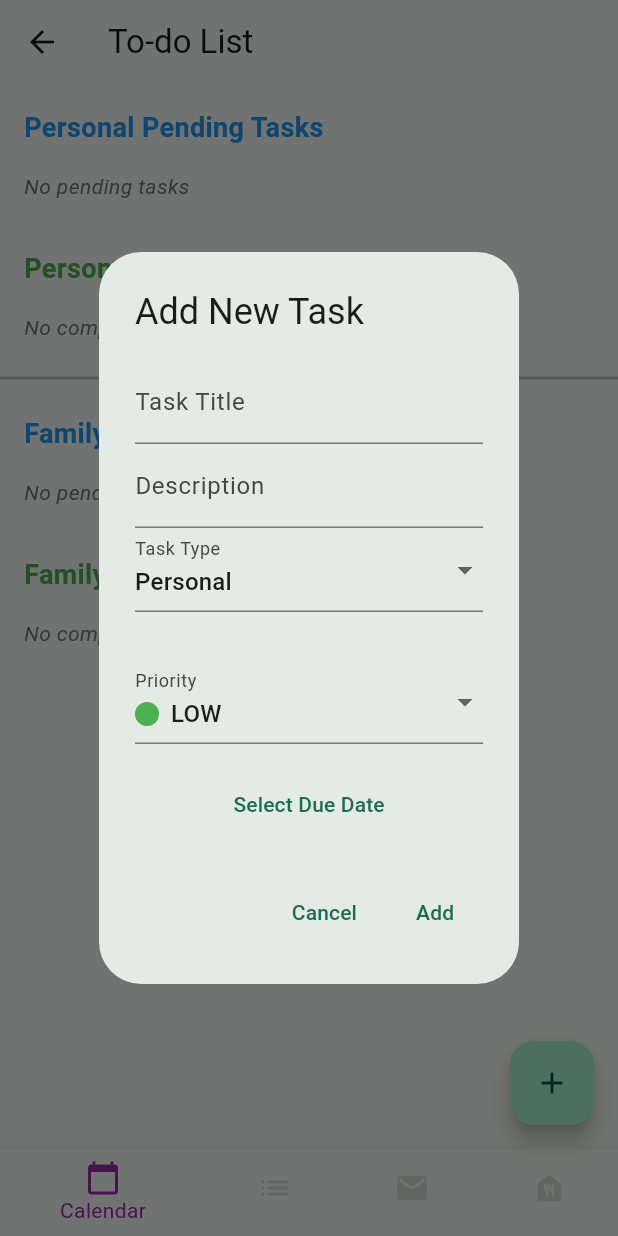
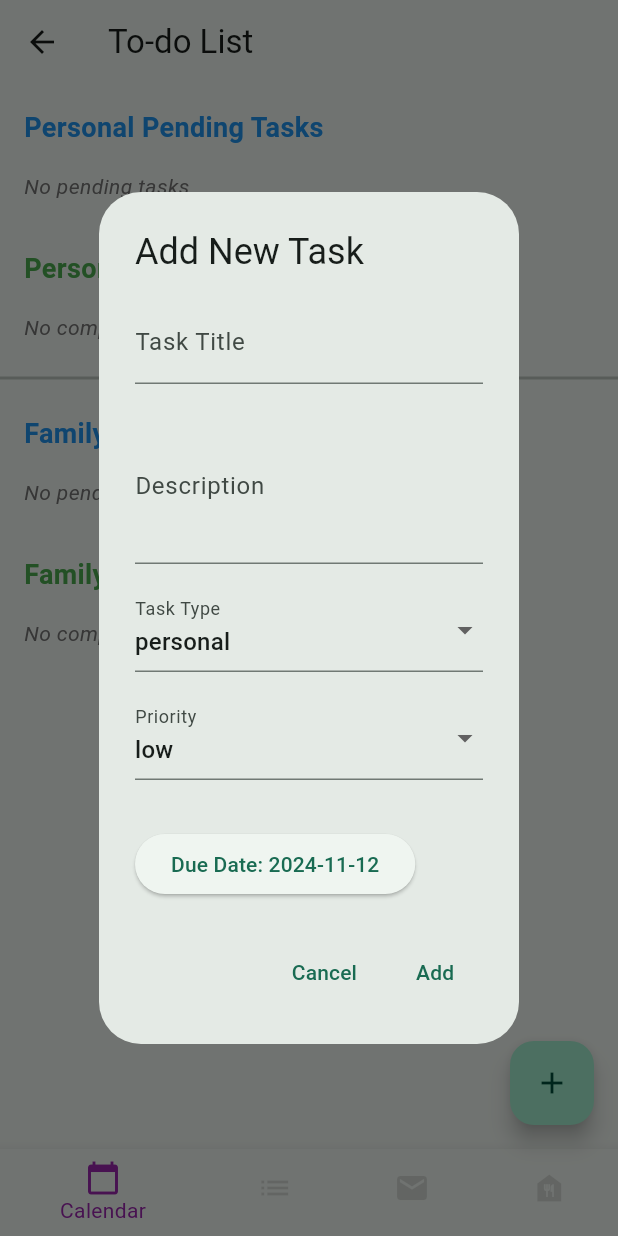
Before and after one commit to jyc568/zen-assist-app, a Flutter app: the ToDoListScreen screen opened directly, item 2 of the bottom bar chosen, after a tap on the "add" icon, on a phone screen of 412 x 824 dp. Run offline on Flutter 3.47's test engine with Material 3 defaults, Android fonts, the phone set to English and light mode, and no system bars; our stand-ins replace cloud_firestore, firebase_auth, firebase_core, table_calendar; accounts and stored records are empty.

```diff
--- a/lib/managers/family_management.dart
+++ b/lib/managers/family_management.dart
@@ -1,7 +1,6 @@
 // family_management.dart
 import 'package:flutter/material.dart';
 import 'package:cloud_firestore/cloud_firestore.dart';
-import 'package:firebase_auth/firebase_auth.dart';
 
 class FamilyManagement extends StatefulWidget {
   final String familyId;
--- a/lib/screens/create_account_page.dart
+++ b/lib/screens/create_account_page.dart
@@ -22,7 +22,7 @@ class _CreateAccountPageState extends State<CreateAccountPage> {
 
   String? _familyId;
   String _accountType = 'user'; // Default to 'Regular User'
-  bool _isCreatingFamily = false;
+  //bool _isCreatingFamily = false;
 
   // Method to handle family ID input dialog
   void _showFamilyIdDialog() {
--- a/lib/screens/todo_list_screen.dart
+++ b/lib/screens/todo_list_screen.dart
@@ -7,9 +7,7 @@ import 'package:zen_assist/models/task.dart';
 import 'package:cloud_firestore/cloud_firestore.dart';
 import 'package:firebase_auth/firebase_auth.dart';
 import 'package:zen_assist/widgets/bottom_nav_bar.dart';
-
-//Family Shared Account functions seem to work for now, members can be invited and removed, and they can see their family tasks
-//Family Shared Account creators should be able to create more specific family tasks, where only certain family members can complete them
+import 'package:zen_assist/screens/task_detail_view_screen.dart'; // Updated import for new screen
 
 class ToDoListScreen extends StatefulWidget {
   const ToDoListScreen({super.key});
@@ -27,6 +25,7 @@ class _ToDoListScreenState extends State<ToDoListScreen> {
   bool isCreator = false;
   bool _isLoading = true;
   final String _selectedPriority = 'low';
+  List<Map<String, dynamic>> familyMembers = [];
 
   @override
   void initState() {
@@ -45,6 +44,25 @@ class _ToDoListScreenState extends State<ToDoListScreen> {
             familyId = userData.data()?['familyId'];
             isCreator = userData.data()?['role'] == 'creator';
           });
+
+          // Load family members if user has a family
+          if (familyId != null) {
+            final familySnapshot = await _firestore
+                .collection('users')
+                .where('familyId', isEqualTo: familyId)
+                .where('role', isNotEqualTo: 'creator') // Exclude creators
+                .get();
+
+            setState(() {
+              familyMembers = familySnapshot.docs
+                  .map((doc) => {
+                        'id': doc.id,
+                        'name': doc.data()['name'] ?? 'Unknown',
+                        'email': doc.data()['email'] ?? 'No email'
+                      })
+                  .toList();
+            });
+          }
         }
         _setupStreams();
         setState(() {
@@ -93,6 +111,8 @@ class _ToDoListScreenState extends State<ToDoListScreen> {
       familyId: data['familyId'],
       taskType: data['taskType'],
       priority: data['priority'] ?? 'low',
+      assignedTo: data['assignedTo'],
+      description: data['description'],
     );
   }
 
@@ -107,9 +127,7 @@ class _ToDoListScreenState extends State<ToDoListScreen> {
     try {
       final user = _auth.currentUser;
       if (user != null) {
-        // Check if the task is a family task
         if (taskType == 'family') {
-          // Only allow creators to create family tasks
           if (!isCreator) {
             ScaffoldMessenger.of(context).showSnackBar(
               const SnackBar(
@@ -118,8 +136,6 @@ class _ToDoListScreenState extends State<ToDoListScreen> {
             );
             return;
           }
-
-          // If it's a family task, ensure the familyId is not null
           if (familyId == null) {
             ScaffoldMessenger.of(context).showSnackBar(
               const SnackBar(
@@ -129,37 +145,44 @@ class _ToDoListScreenState extends State<ToDoListScreen> {
             return;
           }
 
-          // If assignedTo is null, create one task for the family with no specific assignment
-          if (assignedTo == null) {
+          if (assignedTo == 'all') {
+            // Create a task for each family member
+            for (var member in familyMembers) {
               await _firestore.collection('todoList').add({
                 'title': title,
                 'dueDate': Timestamp.fromDate(dueDate),
                 'isCompleted': false,
-              'userId': user.uid, // Keep creator as userId
+                'userId': member['id'], // Use ID for the database
                 'createdAt': FieldValue.serverTimestamp(),
-              'familyId': familyId, // Ensure familyId is set
+                'familyId': familyId,
                 'taskType': 'family',
+                'assignedTo': member['email'], // Store email for display
                 'priority': priority,
-              'assignedTo': null, // No member assigned
                 'description': description ?? '',
               });
+            }
           } else {
-            // If assignedTo is provided, create a task for a specific family member
+            // Find the user ID corresponding to the selected email
+            final memberData = familyMembers.firstWhere(
+              (member) => member['email'] == assignedTo,
+              orElse: () => {'id': '', 'email': assignedTo},
+            );
+
             await _firestore.collection('todoList').add({
               'title': title,
               'dueDate': Timestamp.fromDate(dueDate),
               'isCompleted': false,
-              'userId': assignedTo, // Assign task to the selected member
+              'userId': memberData['id'], // Use ID for the database
               'createdAt': FieldValue.serverTimestamp(),
-              'familyId': familyId, // Ensure familyId is set
+              'familyId': familyId,
               'taskType': 'family',
+              'assignedTo': assignedTo, // Store email for display
               'priority': priority,
-              'assignedTo': assignedTo, // Assign task to the selected member
               'description': description ?? '',
             });
           }
         } else {
-          // If it's a personal task, create as usual for the creator (no familyId)
+          // Personal task
           await _firestore.collection('todoList').add({
             'title': title,
             'dueDate': Timestamp.fromDate(dueDate),
@@ -168,7 +191,7 @@ class _ToDoListScreenState extends State<ToDoListScreen> {
             'createdAt': FieldValue.serverTimestamp(),
             'taskType': 'personal',
             'priority': priority,
-            'assignedTo': null, // Personal tasks don't have assigned members
+            'assignedTo': null,
             'description': description ?? '',
           });
         }
@@ -183,23 +206,29 @@ class _ToDoListScreenState extends State<ToDoListScreen> {
   void _showAddTaskDialog() {
     String newTaskTitle = '';
     DateTime selectedDate = DateTime.now();
-    String taskType = 'personal'; // Default task type
+    String taskType = 'personal';
     String priority = _selectedPriority;
-    String? assignedTo; // Store the selected family member's ID
+    String? assignedTo;
     String? description;
 
-    List<String> taskTypes = ['personal', 'family'];
+    // Only show family option if user has a familyId
+    List<String> taskTypes =
+        familyId != null ? ['personal', 'family'] : ['personal'];
+    List<String> priorities = ['low', 'medium', 'high'];
 
     showDialog(
       context: context,
       builder: (BuildContext context) {
+        return StatefulBuilder(
+          builder: (context, setState) {
+            bool showAssigneeDropdown = taskType == 'family' && isCreator;
+
             return AlertDialog(
               title: const Text('Add New Task'),
-          content: StatefulBuilder(
-            // StatefulBuilder to dynamically rebuild UI
-            builder: (context, setState) {
-              return Column(
+              content: SingleChildScrollView(
+                child: Column(
                   mainAxisSize: MainAxisSize.min,
+                  crossAxisAlignment: CrossAxisAlignment.start,
                   children: [
                     TextField(
                       onChanged: (value) {
@@ -209,6 +238,7 @@ class _ToDoListScreenState extends State<ToDoListScreen> {
                         labelText: 'Task Title',
                       ),
                     ),
+                    const SizedBox(height: 16),
                     TextField(
                       onChanged: (value) {
                         description = value;
@@ -216,122 +246,96 @@ class _ToDoListScreenState extends State<ToDoListScreen> {
                       decoration: const InputDecoration(
                         labelText: 'Description',
                       ),
+                      maxLines: 3,
                     ),
+                    const SizedBox(height: 16),
                     DropdownButtonFormField<String>(
                       value: taskType,
-                    items: taskTypes.map((String value) {
+                      decoration: const InputDecoration(
+                        labelText: 'Task Type',
+                      ),
+                      onChanged: (value) {
+                        setState(() {
+                          taskType = value!;
+                          // Reset assignedTo when switching task types
+                          if (taskType == 'personal') {
+                            assignedTo = null;
+                          }
+                        });
+                      },
+                      items: taskTypes.map((String type) {
                         return DropdownMenuItem<String>(
-                        value: value,
-                        child:
-                            Text(value[0].toUpperCase() + value.substring(1)),
+                          value: type,
+                          child: Text(type),
                         );
                       }).toList(),
-                    onChanged: (String? newValue) {
-                      setState(() {
-                        taskType = newValue!; // Update the taskType
-                      });
-                    },
-                    decoration: const InputDecoration(labelText: 'Task Type'),
                     ),
                     const SizedBox(height: 16),
-
-                  // Show family member dropdown if user is creator and task type is 'family'
-                  if (isCreator && taskType == 'family' && familyId != null)
-                    FutureBuilder<QuerySnapshot>(
-                      future: _firestore
-                          .collection('users')
-                          .where('familyId', isEqualTo: familyId)
-                          .get(),
-                      builder: (context, snapshot) {
-                        if (snapshot.connectionState ==
-                            ConnectionState.waiting) {
-                          return const CircularProgressIndicator();
-                        }
-
-                        if (snapshot.hasError) {
-                          return Text('Error: ${snapshot.error}');
-                        }
-
-                        // Filter out the creator from the family member list
-                        final familyMembers = snapshot.data!.docs
-                            .where((doc) =>
-                                doc['role'] != 'creator') // Exclude creator
-                            .map((doc) => {
-                                  'id': doc.id,
-                                  'email': doc['email'],
-                                })
-                            .toList();
-
-                        return DropdownButtonFormField<String>(
-                          value: assignedTo,
-                          decoration: const InputDecoration(
-                            labelText: 'Assign Task To',
-                          ),
-                          items: familyMembers.map((member) {
-                            return DropdownMenuItem<String>(
-                              value: member['id'],
-                              child: Text(member['email']),
-                            );
-                          }).toList(),
-                          onChanged: (value) {
-                            setState(() {
-                              assignedTo = value; // Set assigned member's ID
-                            });
-                          },
-                        );
-                      },
-                    ),
-                  const SizedBox(height: 16),
-
                     DropdownButtonFormField<String>(
                       value: priority,
                       decoration: const InputDecoration(
                         labelText: 'Priority',
                       ),
-                    items: TaskPriorityColors.priorityColors.keys
-                        .map((String key) {
-                      return DropdownMenuItem<String>(
-                        value: key,
-                        child: Row(
-                          children: [
-                            Container(
-                              width: 16,
-                              height: 16,
-                              decoration: BoxDecoration(
-                                color: TaskPriorityColors.getColor(key),
-                                shape: BoxShape.circle,
-                              ),
-                            ),
-                            const SizedBox(width: 8),
-                            Text(key.toUpperCase()),
-                          ],
-                        ),
-                      );
-                    }).toList(),
                       onChanged: (value) {
                         setState(() {
                           priority = value!;
                         });
                       },
+                      items: priorities.map((String p) {
+                        return DropdownMenuItem<String>(
+                          value: p,
+                          child: Text(p),
+                        );
+                      }).toList(),
                     ),
                     const SizedBox(height: 16),
-                  TextButton(
+                    if (showAssigneeDropdown && familyMembers.isNotEmpty)
+                      DropdownButtonFormField<String>(
+                        value: assignedTo,
+                        decoration: const InputDecoration(
+                          labelText: 'Assign To',
+                        ),
+                        hint: const Text('Select assignee'),
+                        onChanged: (value) {
+                          setState(() {
+                            assignedTo = value;
+                          });
+                        },
+                        items: [
+                          const DropdownMenuItem<String>(
+                            value: 'all',
+                            child: Text('All members'),
+                          ),
+                          ...familyMembers.map((member) {
+                            return DropdownMenuItem<String>(
+                              value:
+                                  member['email'], // Using email instead of ID
+                              child: Text(member['email']),
+                            );
+                          }).toList(),
+                        ],
+                      ),
+                    const SizedBox(height: 16),
+                    ElevatedButton(
                       onPressed: () async {
-                      final DateTime? picked = await showDatePicker(
+                        final picked = await showDatePicker(
                           context: context,
                           initialDate: selectedDate,
                           firstDate: DateTime.now(),
                           lastDate: DateTime(2025),
                         );
                         if (picked != null) {
+                          setState(() {
                             selectedDate = picked;
+                          });
                         }
                       },
-                    child: const Text('Select Due Date'),
+                      child: Text(
+                        'Due Date: ${selectedDate.toString().split(' ')[0]}',
+                      ),
                     ),
                   ],
-              );
-            },
+                ),
               ),
               actions: [
                 TextButton(
@@ -349,6 +353,8 @@ class _ToDoListScreenState extends State<ToDoListScreen> {
                   child: const Text('Add'),
                 ),
               ],
+            );
+          },
         );
       },
     );
@@ -423,6 +429,16 @@ class _ToDoListScreenState extends State<ToDoListScreen> {
               onDismissed: (direction) {
                 _deleteTask(task.id!);
               },
+              child: GestureDetector(
+                onTap: () {
+                  Navigator.push(
+                    context,
+                    MaterialPageRoute(
+                      builder: (context) => TaskDetailViewScreen(
+                          task: task), // Navigating to new screen
+                    ),
+                  );
+                },
                 child: TaskCard(
                   task: task,
                   onComplete: () =>
@@ -431,6 +447,7 @@ class _ToDoListScreenState extends State<ToDoListScreen> {
                       ? 'Assigned to: ${task.assignedTo != null ? task.assignedTo : "Unassigned"}'
                       : 'Personal Task',
                   priorityColor: TaskPriorityColors.getColor(task.priority),
+                ),
               ),
             );
           },
@@ -472,10 +489,7 @@ class _ToDoListScreenState extends State<ToDoListScreen> {
               child: Column(
                 crossAxisAlignment: CrossAxisAlignment.start,
                 children: [
-                  // Family Invites widget - show only if user is part of a family
                   if (familyId != null) FamilyInvites(),
-
-                  // Personal Tasks Section
                   StreamBuilder<QuerySnapshot>(
                     stream: _personalTasksStream,
                     builder: (context, snapshot) {
@@ -499,8 +513,6 @@ class _ToDoListScreenState extends State<ToDoListScreen> {
                       );
                     },
                   ),
-
-                  // Family Tasks Section - only show if user has a family
                   if (familyId != null && _familyTasksStream != null)
                     StreamBuilder<QuerySnapshot>(
                       stream: _familyTasksStream,
@@ -534,10 +546,8 @@ class _ToDoListScreenState extends State<ToDoListScreen> {
       floatingActionButton: Row(
         mainAxisSize: MainAxisSize.min,
         children: [
-          // Family Management button - show only if the user is a creator and has a family
           _buildFamilyManagementButton(),
           const SizedBox(width: 16),
-          // Add New Task button
           FloatingActionButton(
             heroTag: 'addTask',
             onPressed: _showAddTaskDialog,
--- a/lib/screens/weeklymealplanpage.dart
+++ b/lib/screens/weeklymealplanpage.dart
@@ -4,7 +4,6 @@ import 'package:firebase_auth/firebase_auth.dart';
 import 'package:intl/intl.dart';
 import 'package:zen_assist/widgets/bottom_nav_bar.dart';
 import 'package:table_calendar/table_calendar.dart';
-import 'package:collection/collection.dart';
 
 //WeeklyMealPlanPage could use some work, GEMINI API hasnt been added yet
 
--- a/lib/utils/task_priority_colors.dart
+++ b/lib/utils/task_priority_colors.dart
@@ -1,6 +1,4 @@
 import 'package:flutter/material.dart';
-import 'package:cloud_firestore/cloud_firestore.dart';
-import 'package:firebase_auth/firebase_auth.dart';
 
 // Define task priority colors as a constant map
 class TaskPriorityColors {
--- a/lib/widgets/sidebar.dart
+++ b/lib/widgets/sidebar.dart
@@ -3,7 +3,6 @@ import 'package:cloud_firestore/cloud_firestore.dart';
 import 'package:firebase_auth/firebase_auth.dart';
 import 'package:zen_assist/screens/homepage.dart';
 import 'package:zen_assist/screens/mainpage.dart';
-import 'package:zen_assist/screens/todo_list_screen.dart';
 import 'package:zen_assist/utils/task_priority_colors.dart';
 import 'package:zen_assist/screens/inbox_screen.dart';
 
--- a/lib/widgets/task_card.dart
+++ b/lib/widgets/task_card.dart
@@ -1,4 +1,3 @@
-import 'package:cloud_firestore/cloud_firestore.dart';
 import 'package:flutter/material.dart';
 import 'package:intl/intl.dart';
 import 'package:zen_assist/models/task.dart';
```
Also changed, not shown: lib/screens/mainpage.dart (+14 -4 lines), lib/screens/task_detail_view_screen.dart (added, +108 -0 lines). Lines whose indentation alone changed are shown as unchanged.
